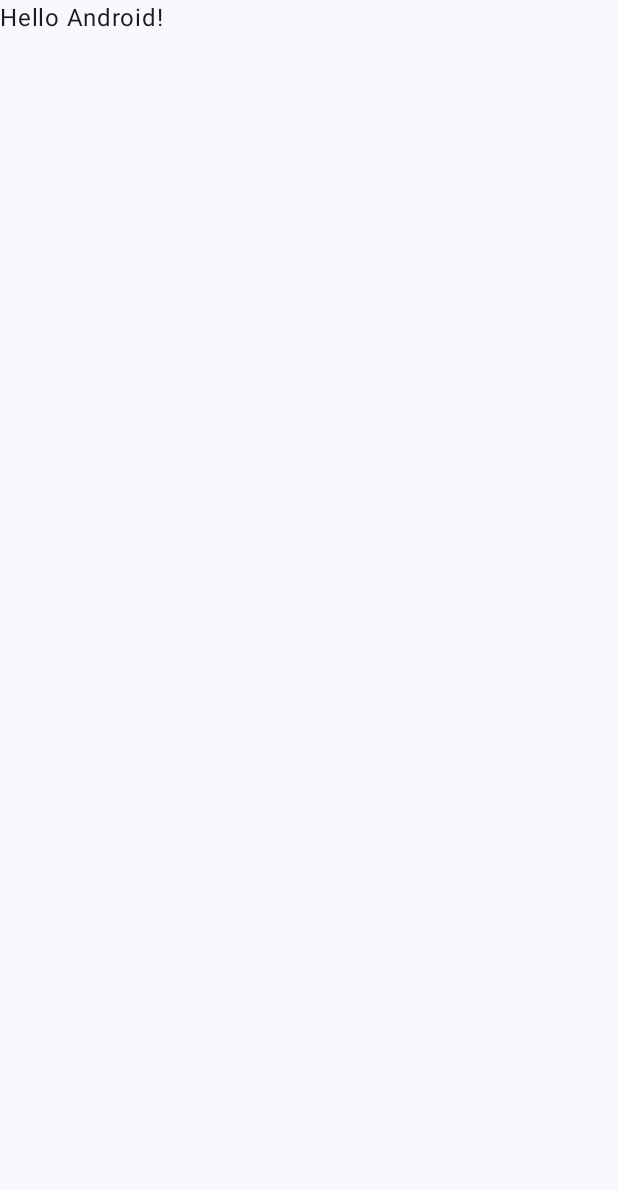
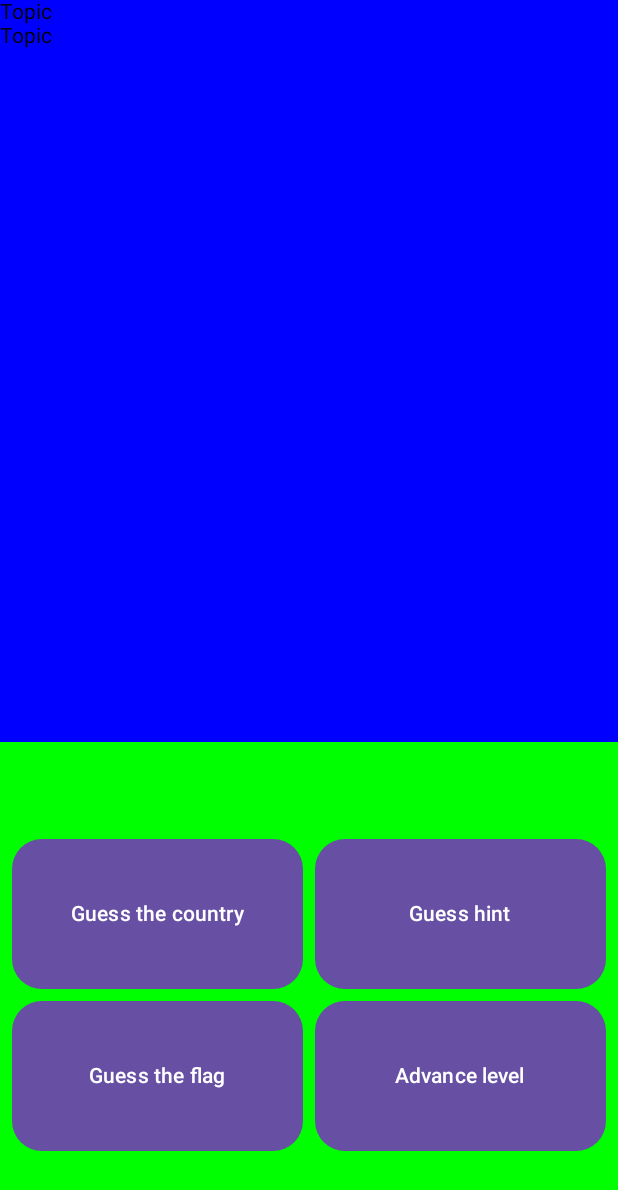
Before and after one commit to GinuraJ/Nation_Glimpse_Android_Application, an Android app built with Jetpack Compose: the screen it shows after launch (MainActivity), on a phone screen of 412 x 824 dp. Before the commit the part shown is almost empty. Shown: the top 1190 px of the screen. Run offline under Robolectric (Android 15) with nearby library versions, the phone set to English and light mode, and no system bars.

Commit message:
UI upgrade

```diff
--- a/app/build.gradle.kts
+++ b/app/build.gradle.kts
@@ -59,11 +59,16 @@ dependencies {
     implementation("androidx.compose.ui:ui-graphics")
     implementation("androidx.compose.ui:ui-tooling-preview")
     implementation("androidx.compose.material3:material3")
+    implementation(platform("androidx.compose:compose-bom:2023.08.00"))
+    implementation(platform("androidx.compose:compose-bom:2023.08.00"))
+    implementation("androidx.navigation:navigation-compose:2.7.7")
     testImplementation("junit:junit:4.13.2")
     androidTestImplementation("androidx.test.ext:junit:1.1.5")
     androidTestImplementation("androidx.test.espresso:espresso-core:3.5.1")
     androidTestImplementation(platform("androidx.compose:compose-bom:2023.08.00"))
     androidTestImplementation("androidx.compose.ui:ui-test-junit4")
+    androidTestImplementation(platform("androidx.compose:compose-bom:2023.08.00"))
+    androidTestImplementation(platform("androidx.compose:compose-bom:2023.08.00"))
     debugImplementation("androidx.compose.ui:ui-tooling")
     debugImplementation("androidx.compose.ui:ui-test-manifest")
 }
--- a/app/src/main/java/com/example/flag_guessing_android_application/MainActivity.kt
+++ b/app/src/main/java/com/example/flag_guessing_android_application/MainActivity.kt
@@ -1,30 +1,142 @@
 package com.example.flag_guessing_android_application
 
+import android.content.Intent
 import android.os.Bundle
 import androidx.activity.ComponentActivity
 import androidx.activity.compose.setContent
+import androidx.compose.foundation.background
+import androidx.compose.foundation.layout.Arrangement
+import androidx.compose.foundation.layout.Column
+import androidx.compose.foundation.layout.PaddingValues
+import androidx.compose.foundation.layout.Row
+import androidx.compose.foundation.layout.Spacer
+import androidx.compose.foundation.layout.fillMaxHeight
 import androidx.compose.foundation.layout.fillMaxSize
+import androidx.compose.foundation.layout.fillMaxWidth
+import androidx.compose.foundation.layout.height
+import androidx.compose.foundation.layout.padding
+import androidx.compose.foundation.layout.width
+import androidx.compose.foundation.shape.RoundedCornerShape
+import androidx.compose.material3.Button
 import androidx.compose.material3.MaterialTheme
 import androidx.compose.material3.Surface
 import androidx.compose.material3.Text
 import androidx.compose.runtime.Composable
+import androidx.compose.ui.Alignment
 import androidx.compose.ui.Modifier
+import androidx.compose.ui.draw.clip
+import androidx.compose.ui.graphics.Color
 import androidx.compose.ui.tooling.preview.Preview
+import androidx.compose.ui.unit.dp
 import com.example.flag_guessing_android_application.ui.theme.FlagguessingandroidapplicationTheme
 
 class MainActivity : ComponentActivity() {
     override fun onCreate(savedInstanceState: Bundle?) {
         super.onCreate(savedInstanceState)
         setContent {
-            FlagguessingandroidapplicationTheme {
-                // A surface container using the 'background' color from the theme
-                Surface(
-                    modifier = Modifier.fillMaxSize(),
-                    color = MaterialTheme.colorScheme.background
+
+            Column(
+                modifier = Modifier
+                    .background(Color.Yellow)
+                    .fillMaxSize()
+                    .fillMaxWidth(),
+//                verticalArrangement = Arrangement.SpaceEvenly,
+                horizontalAlignment = Alignment.CenterHorizontally
+            ) {
+                Column(
+                    modifier = Modifier
+                        .weight(1.5f)
+                        .background(Color.Blue)
+                        .fillMaxWidth()
                 ) {
-                    Greeting("Android")
+                    Text(text = "Topic")
+                    Text(text = "Topic")
                 }
+                Column(
+                    modifier = Modifier
+                        .weight(1f)
+                        .background(Color.Green)
+                        .fillMaxWidth(),
+//                    verticalArrangement = Arrangement.spacedBy(8.dp),
+                    verticalArrangement = Arrangement.Center
+
+                ) {
+                    Row(
+                        modifier = Modifier
+                            .fillMaxWidth()
+                            .padding(vertical = 8.dp)
+                            .padding(horizontal = 8.dp),
+                        horizontalArrangement = Arrangement.spacedBy(8.dp)
+                    ) {
+                        Button(
+                            onClick = {
+                                val NavigateToGeussCountry = Intent(this@MainActivity,GuessCountry::class.java)
+                                startActivity(NavigateToGeussCountry)
+                            },
+                            shape = RoundedCornerShape(20),
+                            modifier = Modifier
+                                .weight(1f)
+                                .height(100.dp)
+                        )
+                        {
+                            Text(text = "Guess the country")
+                        }
+                        Button(
+                            onClick = {
+                                val NavigateGuessHint = Intent(this@MainActivity,GuessHint::class.java)
+                                startActivity(NavigateGuessHint)
+                            },
+                            shape = RoundedCornerShape(20),
+                            modifier = Modifier
+                                .weight(1f)
+                                .height(100.dp)
+                        ) {
+                            Text(text = "Guess hint")
+                        }
+                    }
+                    Row(
+                        modifier = Modifier
+                            .fillMaxWidth()
+                            .padding(horizontal = 8.dp), // Set 8dp padding for left and right borders
+                        horizontalArrangement = Arrangement.spacedBy(8.dp)
+                    ) {
+                        Button(
+                            onClick = {},
+                            shape = RoundedCornerShape(20),
+                            modifier = Modifier
+                                .weight(1f)
+                                .height(100.dp)
+                        ) {
+                            Text(text = "Guess the flag")
+                        }
+                        Button(
+                            onClick = { /*TODO*/ },
+                            shape = RoundedCornerShape(20),
+                            modifier = Modifier
+                                .weight(1f)
+                                .height(100.dp)
+
+                        ) {
+                            Text(text = "Advance level")
+                        }
+                    }
+                }
+
             }
+
+//            FlagguessingandroidapplicationTheme {
+//                // A surface container using the 'background' color from the theme
+//                Surface(
+//                    modifier = Modifier.fillMaxSize(),
+//                    color = MaterialTheme.colorScheme.background
+//                ) {
+//                    Greeting("Android")
+//                }
+//            }
+
+
+
+
         }
     }
 }
--- a/app/src/main/res/values/strings.xml
+++ b/app/src/main/res/values/strings.xml
@@ -1,3 +1,5 @@
 <resources>
     <string name="app_name">Flag-guessing-android-application</string>
+    <string name="title_activity_guess_country">GuessCountry</string>
+    <string name="title_activity_guess_hint">GuessHint</string>
 </resources>
```
Also changed, not shown: app/src/main/AndroidManifest.xml (+10 -0 lines), app/src/main/java/com/example/flag_guessing_android_application/GuessCountry.kt (added, +100 -0 lines), app/src/main/java/com/example/flag_guessing_android_application/GuessHint.kt (added, +46 -0 lines).
